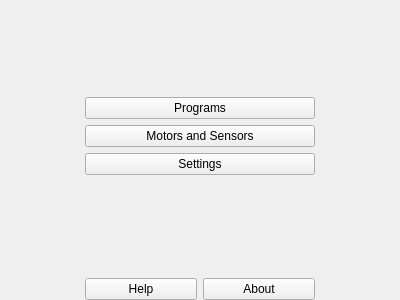
The window that ui/HomeWidget.ui (kipr/botui) describes before a commit, drawn with Qt 5.
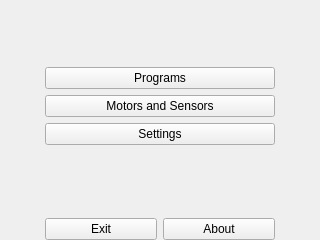
The same window after the commit. Icons and pictures are not drawn.

```diff
--- a/ui/HomeWidget.ui
+++ b/ui/HomeWidget.ui
@@ -6,8 +6,8 @@
    <rect>
     <x>0</x>
     <y>0</y>
-    <width>400</width>
-    <height>300</height>
+    <width>320</width>
+    <height>240</height>
    </rect>
   </property>
   <property name="windowTitle">
@@ -113,7 +113,7 @@
          <item>
           <widget class="QPushButton" name="help">
            <property name="text">
-            <string>Help</string>
+            <string>Exit</string>
            </property>
            <property name="icon">
             <iconset resource="../rc/icons.qrc">
```
Left out of the diff: 4 changed lines with no effect on the pictures.
